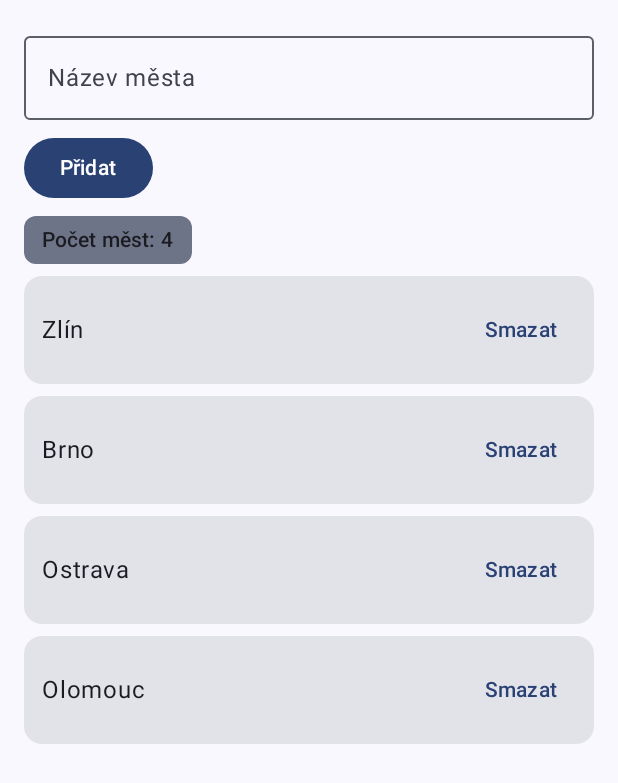
After one commit to rare-tobi/meteodenik, an Android app built with Jetpack Compose: the composable RozbityMestaSeznam shown on its own in the app's theme, on a phone screen of 412 x 824 dp. The commit adds this screen. Shown: the top 783 px of the screen. Run offline under Robolectric (Android 15) with nearby library versions, the phone set to English and light mode, and no system bars.

Commit message:
Cviceni 7.6: oprava ctyr chyb v RozbityMestaSeznam a debug dokumentace

```diff
--- /dev/null
+++ b/app/src/main/java/cz/utb/meteodenik/ui/RozbityMestaSeznam.kt
@@ -0,0 +1,104 @@
+package cz.utb.meteodenik.ui
+
+import androidx.compose.foundation.background
+import androidx.compose.foundation.clickable
+import androidx.compose.foundation.layout.Arrangement
+import androidx.compose.foundation.layout.Column
+import androidx.compose.foundation.layout.Row
+import androidx.compose.foundation.layout.fillMaxWidth
+import androidx.compose.foundation.layout.padding
+import androidx.compose.foundation.lazy.LazyColumn
+import androidx.compose.foundation.lazy.items
+import androidx.compose.foundation.shape.RoundedCornerShape
+import androidx.compose.material3.Button
+import androidx.compose.material3.Card
+import androidx.compose.material3.MaterialTheme
+import androidx.compose.material3.OutlinedTextField
+import androidx.compose.material3.Text
+import androidx.compose.material3.TextButton
+import androidx.compose.runtime.Composable
+import androidx.compose.runtime.getValue
+import androidx.compose.runtime.mutableStateOf
+import androidx.compose.runtime.remember
+import androidx.compose.runtime.saveable.rememberSaveable
+import androidx.compose.runtime.setValue
+import androidx.compose.ui.Alignment
+import androidx.compose.ui.Modifier
+import androidx.compose.ui.draw.clip
+import androidx.compose.ui.res.stringResource
+import androidx.compose.ui.unit.dp
+import cz.utb.meteodenik.R
+
+@Composable
+fun RozbityMestaSeznam(modifier: Modifier = Modifier) {
+
+    // OPRAVA A: Použití rememberSaveable místo obyčejné proměnné
+    var novyNazev by rememberSaveable { mutableStateOf("") }
+    var mesta by remember { mutableStateOf(listOf("Zlín", "Brno", "Ostrava", "Olomouc")) }
+
+    Column(
+        modifier = modifier.padding(16.dp),
+        verticalArrangement = Arrangement.spacedBy(8.dp)
+    ) {
+
+        OutlinedTextField(
+            value = novyNazev,
+            onValueChange = { novyNazev = it },
+            // OPRAVA D: Text ze zdrojů strings.xml
+            label = { Text(stringResource(R.string.debug_mesto_label)) },
+            singleLine = true,
+            modifier = Modifier.fillMaxWidth()
+        )
+
+        Button(onClick = {
+            val ocisteny = novyNazev.trim()
+            if (ocisteny.isNotBlank() && ocisteny !in mesta) {
+                mesta = mesta + ocisteny
+                novyNazev = ""
+            }
+        }) {
+            Text(stringResource(R.string.debug_pridat))
+        }
+
+        // OPRAVA B: Správné pořadí modifikátorů – nejprve pozadí, pak vnitřní padding
+        Text(
+            text = stringResource(R.string.debug_pocet_mest, mesta.size),
+            style = MaterialTheme.typography.labelLarge,
+            modifier = Modifier
+                .clip(RoundedCornerShape(8.dp))
+                .background(MaterialTheme.colorScheme.secondaryContainer)
+                .padding(horizontal = 12.dp, vertical = 6.dp)
+        )
+
+        LazyColumn(verticalArrangement = Arrangement.spacedBy(8.dp)) {
+            // OPRAVA C: Přidán unikátní klíč (key), aby stav rozbalení patřil městu a ne indexu
+            items(
+                items = mesta,
+                key = { nazev -> nazev }
+            ) { nazev ->
+                var rozbaleno by rememberSaveable { mutableStateOf(false) }
+
+                Card(
+                    modifier = Modifier
+                        .fillMaxWidth()
+                        .clickable { rozbaleno = !rozbaleno }
+                ) {
+                    Column(modifier = Modifier.padding(12.dp)) {
+                        Row(verticalAlignment = Alignment.CenterVertically) {
+                            Text(text = nazev, modifier = Modifier.weight(1f))
+                            TextButton(onClick = { mesta = mesta - nazev }) {
+                                Text(stringResource(R.string.debug_smazat))
+                            }
+                        }
+                        if (rozbaleno) {
+                            Text(
+                                text = stringResource(R.string.debug_teplota_poznamka),
+                                style = MaterialTheme.typography.bodySmall
+                            )
+                        }
+                    }
+                }
+            }
+        }
+    }
+}
--- a/app/src/main/res/values/strings.xml
+++ b/app/src/main/res/values/strings.xml
@@ -30,6 +30,12 @@
     <!-- Texty pro Cvičení 7.2 -->
     <string name="mesto_duplikat">Toto město už v seznamu je</string>
     <string name="mesto_smazat_popis">Smazat město %1$s</string>
+    <!-- Texty pro RozbityMestaSeznam (Cvičení 7.6) -->
+    <string name="debug_mesto_label">Název města</string>
+    <string name="debug_pridat">Přidat</string>
+    <string name="debug_pocet_mest">Počet měst: %1$d</string>
+    <string name="debug_smazat">Smazat</string>
+    <string name="debug_teplota_poznamka">Teplotu doplníme v lekci 11</string>
 
 
     <plurals name="pocet_zaznamu">
```
Also changed, not shown: 2 other files.
